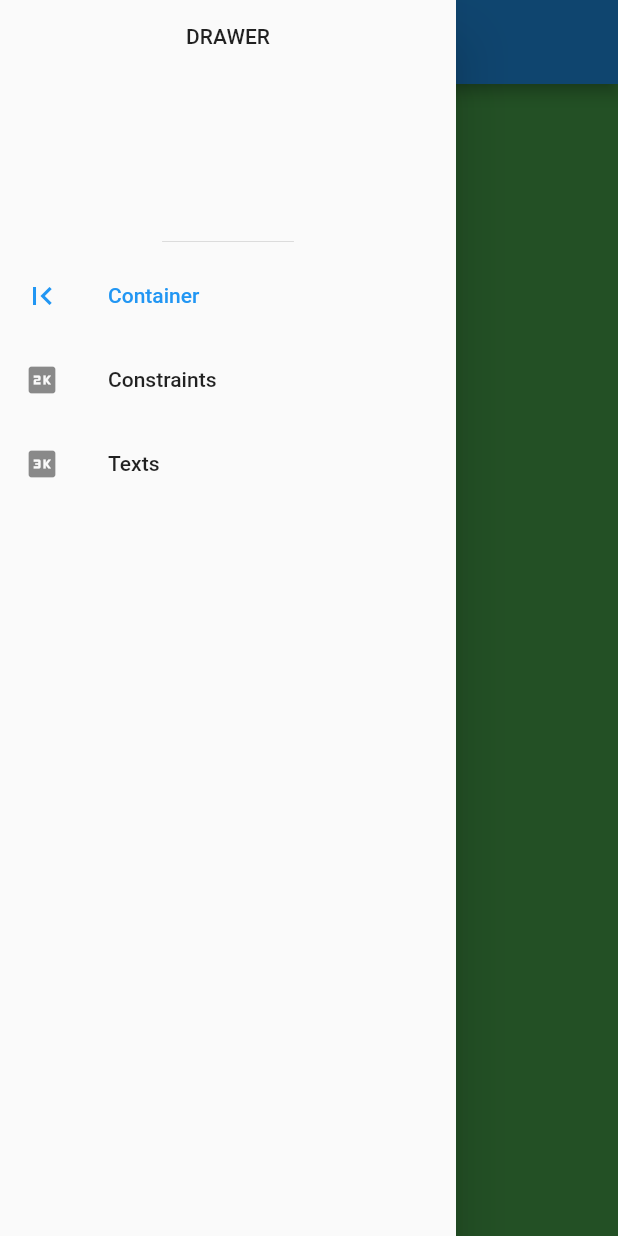
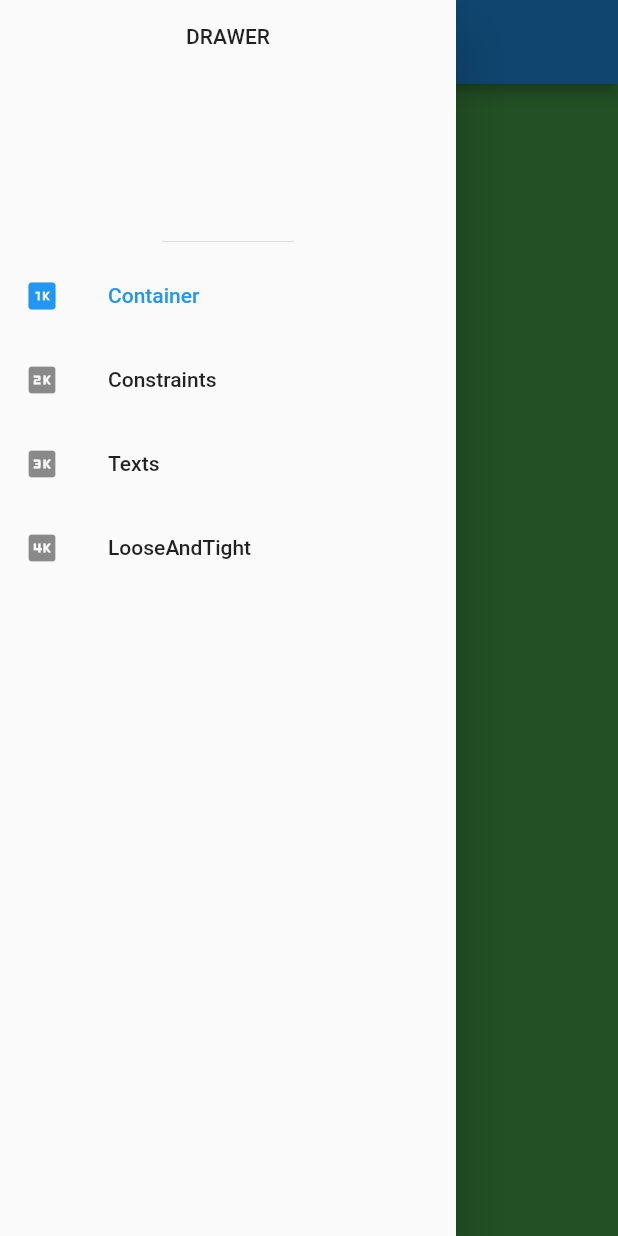
Before and after one commit to matheusEduardoTavares/FlutterResponsividade, a Flutter app: the screen it shows after launch, with the side drawer open, on a phone screen of 412 x 824 dp. Run offline on Flutter 3.47's test engine with Material 2 defaults, Android fonts, the phone set to English and light mode, and no system bars; our stand-ins replace device_preview.

Commit message:
Aula 15 - Constraints na Pratica - Parte 4 - finalizada

```diff
--- a/secao3/lib/utils/pages_definition.dart
+++ b/secao3/lib/utils/pages_definition.dart
@@ -2,22 +2,25 @@ import 'package:flutter/material.dart';
 import 'package:secao3/models/pages_definition/pages_definition_model.dart';
 import 'package:secao3/pages/constraints_page/constraints_page.dart';
 import 'package:secao3/pages/home_page/home_page.dart';
+import 'package:secao3/pages/loose_and_tight_page/loose_and_tight_page.dart';
 import 'package:secao3/pages/texts_pages/texts_pages.dart';
 
 abstract class PagesDefinition {
   static const homePage = '/home';
   static const constraintsPage = '/constraints-pages';
-  static const TextsPage = '/texts-pages';
+  static const textsPage = '/texts-pages';
+  static const looseAndTightPage = '/loose-and-tight-pages';
 
   static final pagesName = <String, Widget Function(BuildContext)>{
     homePage: (BuildContext _) => HomePage(),
     constraintsPage: (BuildContext _) => ConstraintsPage(),
-    TextsPage: (BuildContext _) => TextsPages(),
+    textsPage: (BuildContext _) => TextsPages(),
+    looseAndTightPage: (BuildContext _) => LooseAndTightPage(),
   };
 
   static final pages = <PagesDefinitionModel>[
     PagesDefinitionModel(
-      leading: const Icon(Icons.first_page),
+      leading: const Icon(Icons.one_k),
       title: 'Container',
       route: homePage,
     ),
@@ -29,7 +32,12 @@ abstract class PagesDefinition {
     PagesDefinitionModel(
       leading: const Icon(Icons.three_k),
       title: 'Texts',
-      route: TextsPage,
+      route: textsPage,
+    ),
+    PagesDefinitionModel(
+      leading: const Icon(Icons.four_k),
+      title: 'LooseAndTight',
+      route: looseAndTightPage,
     ),
   ];
 }
```
Also changed, not shown: secao3/lib/pages/loose_and_tight_page/loose_and_tight_page.dart (added, +43 -0 lines).
